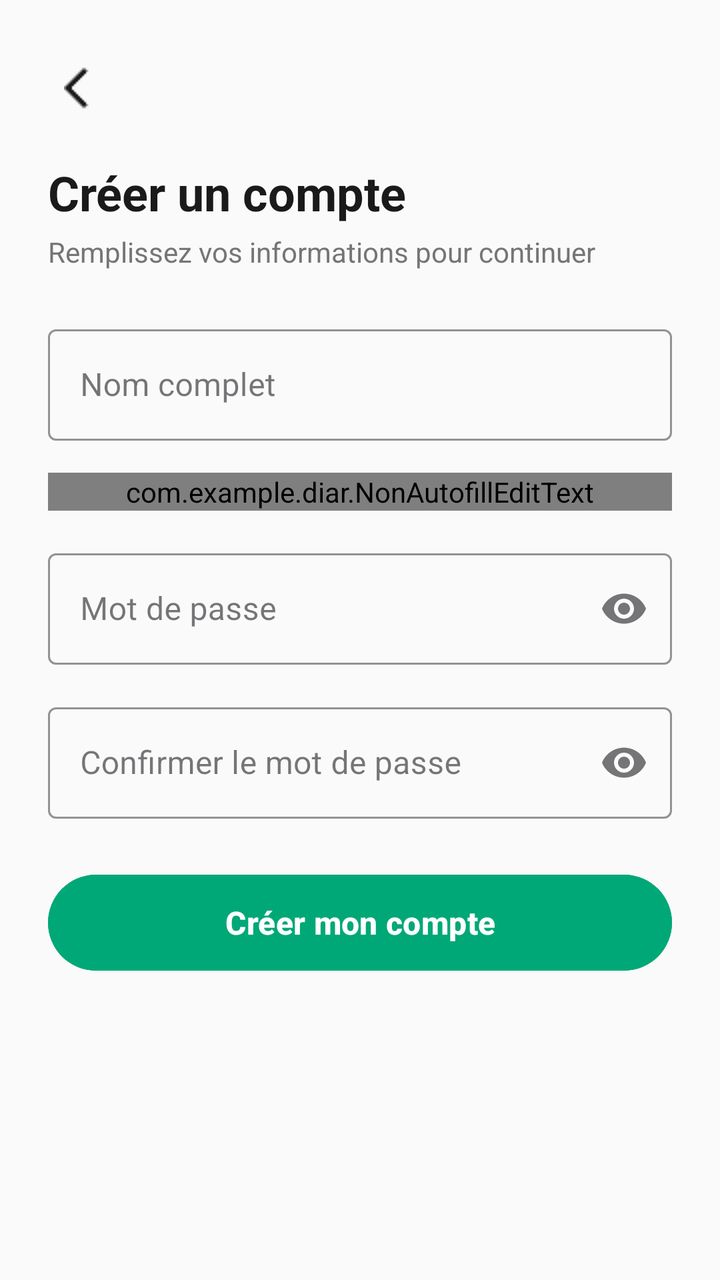
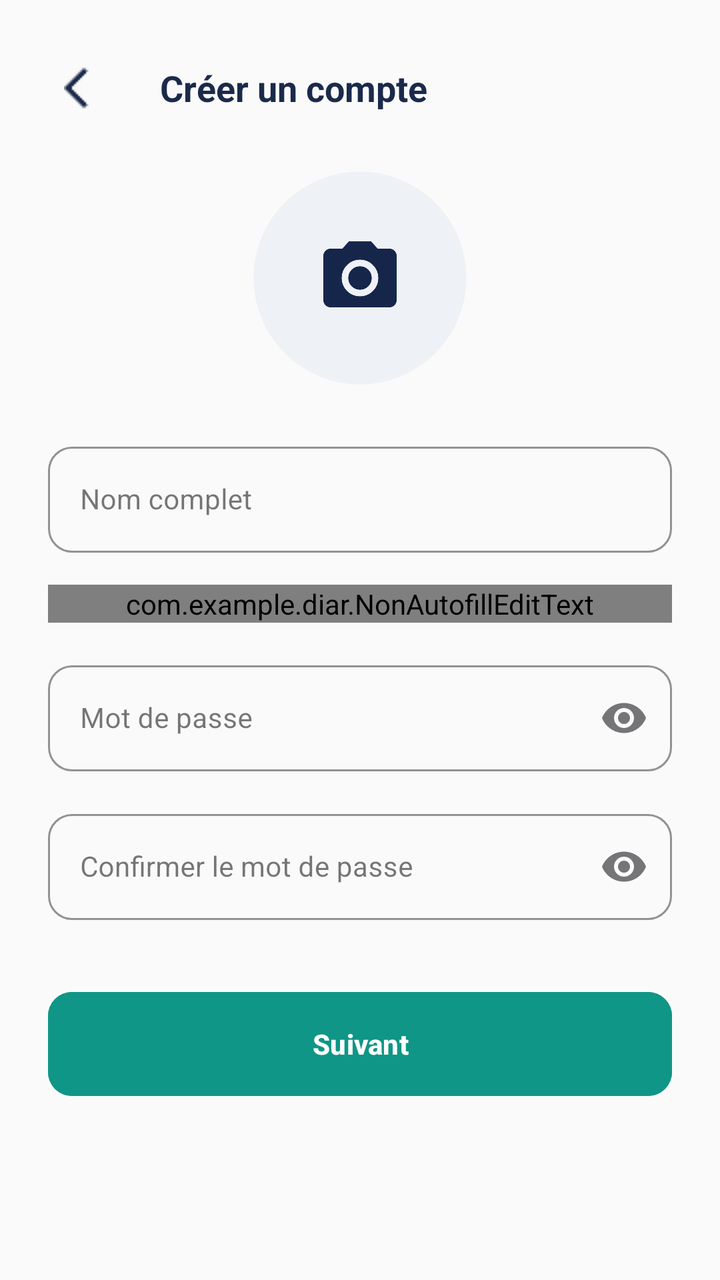

The first picture is an Android layout as it rendered before a commit; the second is the same layout after the commit. The layout source and the unified diff follow.
<!-- AndroidManifest.xml: application theme Theme.DIAR -->
<!-- res/layout/interface_creer_compte_etudiant.xml -->
<?xml version="1.0" encoding="utf-8"?>
<ScrollView xmlns:android="http://schemas.android.com/apk/res/android"
    xmlns:app="http://schemas.android.com/apk/res-auto"
    xmlns:tools="http://schemas.android.com/tools"
    android:layout_width="match_parent"
    android:layout_height="match_parent"
    android:background="#FAFAFA"
    android:fillViewport="true"
    tools:context=".Interfacecreercompteetudiant">

    <LinearLayout
        android:layout_width="match_parent"
        android:layout_height="wrap_content"
        android:orientation="vertical"
        android:padding="24dp">

        
        <ImageButton
            android:id="@+id/btnBack"
            android:layout_width="40dp"
            android:layout_height="40dp"
            android:background="?attr/selectableItemBackgroundBorderless"
            android:contentDescription="Retour"
            android:src="@drawable/arrow_back"
            app:tint="#1A1A1A" />

        
        <TextView
            android:layout_width="wrap_content"
            android:layout_height="wrap_content"
            android:layout_marginTop="16dp"
            android:text="Créer un compte"
            android:textColor="#1A1A1A"
            android:textSize="24sp"
            android:textStyle="bold" />

        <TextView
            android:layout_width="wrap_content"
            android:layout_height="wrap_content"
            android:layout_marginTop="4dp"
            android:layout_marginBottom="24dp"
            android:text="Remplissez vos informations pour continuer"
            android:textColor="#757575"
            android:textSize="14sp" />

        
        <com.google.android.material.textfield.TextInputLayout
            style="@style/Widget.MaterialComponents.TextInputLayout.OutlinedBox"
            android:layout_width="match_parent"
            android:layout_height="wrap_content"
            android:layout_marginBottom="16dp"
            android:hint="Nom complet"
            app:boxStrokeColor="#00A877"
            app:hintTextColor="#00A877">

            <com.google.android.material.textfield.TextInputEditText
                android:id="@+id/etFullName"
                android:layout_width="match_parent"
                android:layout_height="wrap_content"
                android:inputType="textPersonName"
                android:textColor="#000000"
                android:autofillHints="name" />
        </com.google.android.material.textfield.TextInputLayout>


        
        <com.google.android.material.textfield.TextInputLayout
            style="@style/Widget.MaterialComponents.TextInputLayout.OutlinedBox"
            android:layout_width="match_parent"
            android:layout_height="wrap_content"
            android:layout_marginBottom="16dp"
            android:hint="Adresse E-mail"
            app:boxStrokeColor="#00A877"
            app:hintTextColor="#00A877">

            <com.example.diar.NonAutofillEditText
                android:id="@+id/etEmail"
                android:layout_width="match_parent"
                android:layout_height="wrap_content"
                android:inputType="textEmailAddress"
                android:textColor="#000000" />
        </com.google.android.material.textfield.TextInputLayout>

        
        <com.google.android.material.textfield.TextInputLayout
            style="@style/Widget.MaterialComponents.TextInputLayout.OutlinedBox"
            android:layout_width="match_parent"
            android:layout_height="wrap_content"
            android:layout_marginBottom="16dp"
            android:hint="Mot de passe"
            app:boxStrokeColor="#00A877"
            app:endIconMode="password_toggle"
            app:hintTextColor="#00A877">

            <com.google.android.material.textfield.TextInputEditText
                android:id="@+id/etPassword"
                android:layout_width="match_parent"
                android:layout_height="wrap_content"
                android:inputType="textPassword"
                android:textColor="#000000"
                android:autofillHints="newPassword" />
        </com.google.android.material.textfield.TextInputLayout>

        
        <com.google.android.material.textfield.TextInputLayout
            style="@style/Widget.MaterialComponents.TextInputLayout.OutlinedBox"
            android:layout_width="match_parent"
            android:layout_height="wrap_content"
            android:layout_marginBottom="24dp"
            android:hint="Confirmer le mot de passe"
            app:boxStrokeColor="#00A877"
            app:endIconMode="password_toggle"
            app:hintTextColor="#00A877">

            <com.google.android.material.textfield.TextInputEditText
                android:id="@+id/etConfirmPassword"
                android:layout_width="match_parent"
                android:layout_height="wrap_content"
                android:inputType="textPassword"
                android:textColor="#000000"
                android:autofillHints="newPassword" />
        </com.google.android.material.textfield.TextInputLayout>

        
        <com.google.android.material.button.MaterialButton
            android:id="@+id/btnSubmit"
            android:layout_width="match_parent"
            android:layout_height="56dp"
            android:backgroundTint="#00A877"
            android:text="Créer mon compte"
            android:textAllCaps="false"
            android:textSize="16sp"
            android:textStyle="bold"
            app:cornerRadius="28dp" />

    </LinearLayout>
</ScrollView>
<!-- resources referenced by this layout -->
<resources>
  <!-- drawable arrow_back: png bitmap (drawable, 236 bytes) -->
  <style name="Theme.DIAR" parent="Base.Theme.DIAR" />
  <style name="Base.Theme.DIAR" parent="Theme.Material3.DayNight.NoActionBar">
          
          
      </style>
</resources>

<!-- the commit's change to res/layout/interface_creer_compte_etudiant.xml (unified diff, before → after) -->
@@ -15,33 +15,47 @@
         android:padding="24dp">
 
         
-        <ImageButton
-            android:id="@+id/btnBack"
-            android:layout_width="40dp"
-            android:layout_height="40dp"
-            android:background="?attr/selectableItemBackgroundBorderless"
-            android:contentDescription="Retour"
-            android:src="@drawable/arrow_back"
-            app:tint="#1A1A1A" />
+        <LinearLayout
+            android:layout_width="match_parent"
+            android:layout_height="wrap_content"
+            android:gravity="center_vertical"
+            android:orientation="horizontal">
+
+            <ImageButton
+                android:id="@+id/btnBack"
+                android:layout_width="40dp"
+                android:layout_height="40dp"
+                android:background="?attr/selectableItemBackgroundBorderless"
+                android:contentDescription="Retour"
+                android:src="@drawable/arrow_back"
+                app:tint="#1B2A4A" />
+
+            <TextView
+                android:layout_width="wrap_content"
+                android:layout_height="wrap_content"
+                android:layout_marginStart="16dp"
+                android:text="Créer un compte"
+                android:textColor="#1B2A4A"
+                android:textSize="18sp"
+                android:textStyle="bold" />
+        </LinearLayout>
 
         
-        <TextView
-            android:layout_width="wrap_content"
-            android:layout_height="wrap_content"
-            android:layout_marginTop="16dp"
-            android:text="Créer un compte"
-            android:textColor="#1A1A1A"
-            android:textSize="24sp"
-            android:textStyle="bold" />
 
-        <TextView
-            android:layout_width="wrap_content"
-            android:layout_height="wrap_content"
-            android:layout_marginTop="4dp"
+        <ImageView
+            android:id="@+id/imageView"
+            android:layout_width="110dp"
+            android:layout_height="110dp"
+            android:layout_gravity="center_horizontal"
+            android:layout_marginTop="20dp"
             android:layout_marginBottom="24dp"
-            android:text="Remplissez vos informations pour continuer"
-            android:textColor="#757575"
-            android:textSize="14sp" />
+            android:src="@drawable/icon_camera_profil"
+            android:scaleType="centerCrop"
+            android:background="@drawable/icon_camera_profil"
+            android:clickable="true"
+            android:focusable="true"
+            android:contentDescription="Choisir une photo de profil" />
+
 
         
         <com.google.android.material.textfield.TextInputLayout
@@ -50,18 +64,22 @@
             android:layout_height="wrap_content"
             android:layout_marginBottom="16dp"
             android:hint="Nom complet"
-            app:boxStrokeColor="#00A877"
-            app:hintTextColor="#00A877">
+            app:boxCornerRadiusBottomEnd="12dp"
+            app:boxCornerRadiusBottomStart="12dp"
+            app:boxCornerRadiusTopEnd="12dp"
+            app:boxCornerRadiusTopStart="12dp"
+            app:boxStrokeColor="#0F9686"
+            app:hintTextColor="#0F9686">
 
             <com.google.android.material.textfield.TextInputEditText
                 android:id="@+id/etFullName"
                 android:layout_width="match_parent"
                 android:layout_height="wrap_content"
+                android:autofillHints="name"
                 android:inputType="textPersonName"
                 android:textColor="#000000"
-                android:autofillHints="name" />
+                android:textSize="14sp" />
         </com.google.android.material.textfield.TextInputLayout>
-
 
         
         <com.google.android.material.textfield.TextInputLayout
@@ -70,15 +88,20 @@
             android:layout_height="wrap_content"
             android:layout_marginBottom="16dp"
             android:hint="Adresse E-mail"
-            app:boxStrokeColor="#00A877"
-            app:hintTextColor="#00A877">
+            app:boxCornerRadiusBottomEnd="12dp"
+            app:boxCornerRadiusBottomStart="12dp"
+            app:boxCornerRadiusTopEnd="12dp"
+            app:boxCornerRadiusTopStart="12dp"
+            app:boxStrokeColor="#0F9686"
+            app:hintTextColor="#0F9686">
 
             <com.example.diar.NonAutofillEditText
                 android:id="@+id/etEmail"
                 android:layout_width="match_parent"
                 android:layout_height="wrap_content"
                 android:inputType="textEmailAddress"
-                android:textColor="#000000" />
+                android:textColor="#000000"
+                android:textSize="14sp" />
         </com.google.android.material.textfield.TextInputLayout>
 
         
@@ -88,17 +111,22 @@
             android:layout_height="wrap_content"
             android:layout_marginBottom="16dp"
             android:hint="Mot de passe"
-            app:boxStrokeColor="#00A877"
+            app:boxCornerRadiusBottomEnd="12dp"
+            app:boxCornerRadiusBottomStart="12dp"
+            app:boxCornerRadiusTopEnd="12dp"
+            app:boxCornerRadiusTopStart="12dp"
+            app:boxStrokeColor="#0F9686"
             app:endIconMode="password_toggle"
-            app:hintTextColor="#00A877">
+            app:hintTextColor="#0F9686">
 
             <com.google.android.material.textfield.TextInputEditText
                 android:id="@+id/etPassword"
                 android:layout_width="match_parent"
                 android:layout_height="wrap_content"
+                android:autofillHints="newPassword"
                 android:inputType="textPassword"
                 android:textColor="#000000"
-                android:autofillHints="newPassword" />
+                android:textSize="14sp" />
         </com.google.android.material.textfield.TextInputLayout>
 
         
@@ -106,32 +134,38 @@
             style="@style/Widget.MaterialComponents.TextInputLayout.OutlinedBox"
             android:layout_width="match_parent"
             android:layout_height="wrap_content"
-            android:layout_marginBottom="24dp"
+            android:layout_marginBottom="32dp"
             android:hint="Confirmer le mot de passe"
-            app:boxStrokeColor="#00A877"
+            app:boxCornerRadiusBottomEnd="12dp"
+            app:boxCornerRadiusBottomStart="12dp"
+            app:boxCornerRadiusTopEnd="12dp"
+            app:boxCornerRadiusTopStart="12dp"
+            app:boxStrokeColor="#0F9686"
             app:endIconMode="password_toggle"
-            app:hintTextColor="#00A877">
+            app:hintTextColor="#0F9686">
 
             <com.google.android.material.textfield.TextInputEditText
                 android:id="@+id/etConfirmPassword"
                 android:layout_width="match_parent"
                 android:layout_height="wrap_content"
+                android:autofillHints="newPassword"
                 android:inputType="textPassword"
                 android:textColor="#000000"
-                android:autofillHints="newPassword" />
+                android:textSize="14sp" />
         </com.google.android.material.textfield.TextInputLayout>
 
         
         <com.google.android.material.button.MaterialButton
             android:id="@+id/btnSubmit"
             android:layout_width="match_parent"
-            android:layout_height="56dp"
-            android:backgroundTint="#00A877"
-            android:text="Créer mon compte"
+            android:layout_height="60dp"
+            android:backgroundTint="#0F9686"
+            android:text="Suivant"
             android:textAllCaps="false"
-            android:textSize="16sp"
+            android:textColor="#FFFFFF"
+            android:textSize="14sp"
             android:textStyle="bold"
-            app:cornerRadius="28dp" />
+            app:cornerRadius="12dp" />
 
     </LinearLayout>
 </ScrollView>
<!-- resource entries referenced after the edit -->
@@ -1,6 +1,7 @@
 <!-- resources referenced by this layout -->
 <resources>
   <!-- drawable arrow_back: png bitmap (drawable, 236 bytes) -->
+  <!-- drawable icon_camera_profil: png bitmap (drawable, 44237 bytes) -->
   <style name="Theme.DIAR" parent="Base.Theme.DIAR" />
   <style name="Base.Theme.DIAR" parent="Theme.Material3.DayNight.NoActionBar">
           
